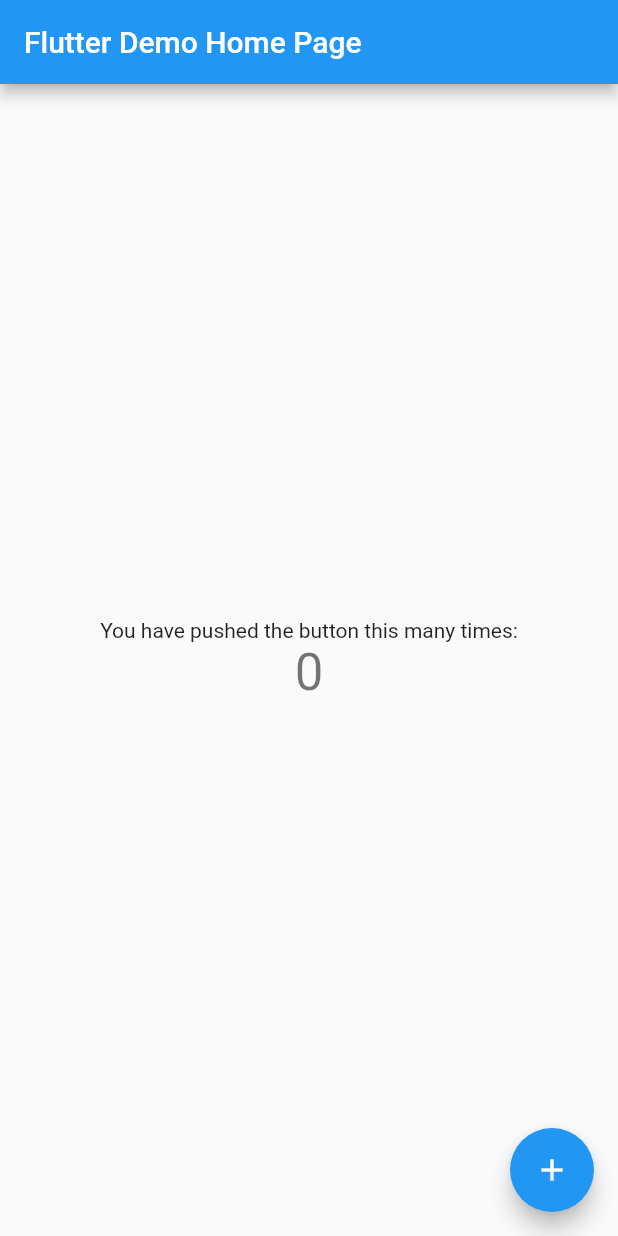
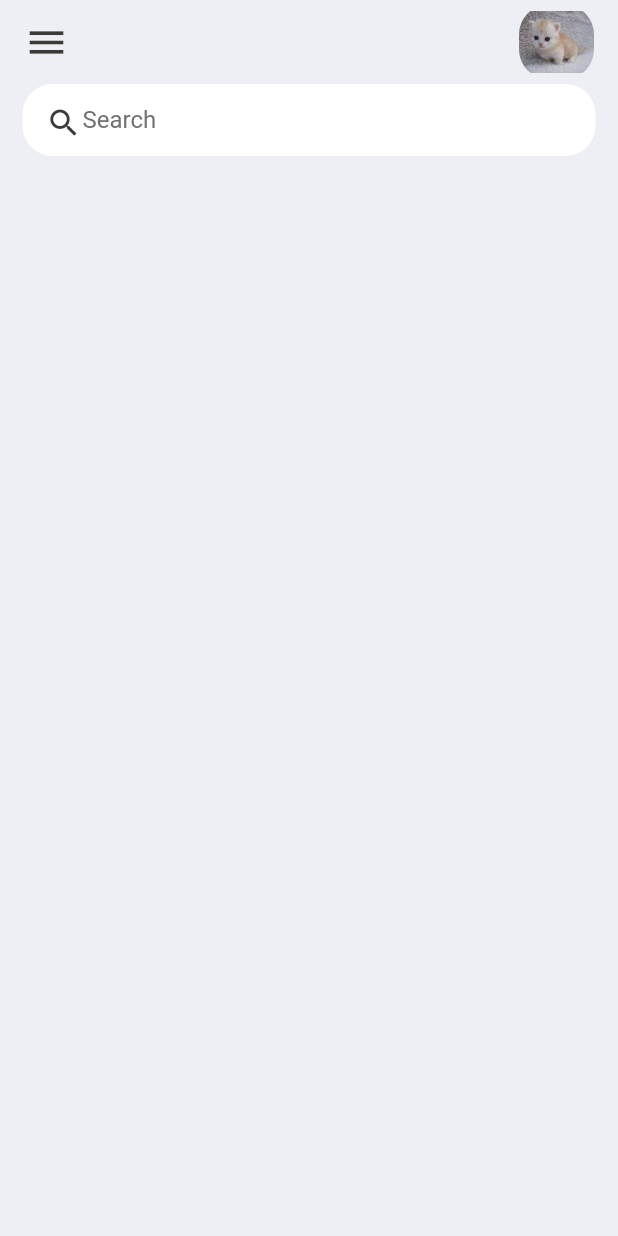
Before and after one commit to keremcanseker/to_do_app-flutter, a Flutter app: the screen it shows after launch, on a phone screen of 412 x 824 dp. Run offline on Flutter 3.47's test engine with Material 2 defaults, Android fonts, the phone set to English and light mode, and no system bars.

Commit message:
search bar and top app bar coded

```diff
--- /dev/null
+++ b/todoapp/lib/constant/colors.dart
@@ -0,0 +1,8 @@
+import 'package:flutter/material.dart';
+
+class ToDoColors {
+  static const Color appbarcolor = Color(0xFFEEEFF5);
+  static const Color menuIconColor = Color(0xFF717171);
+  static const Color tdBlack = Color(0xFF3A3A3A);
+  static const Color tdGrey = Color(0xFF717171);
+}
--- a/todoapp/lib/main.dart
+++ b/todoapp/lib/main.dart
@@ -1,4 +1,6 @@
 import 'package:flutter/material.dart';
+
+import 'package:todoapp/screen/home_page.dart';
 
 void main() {
   runApp(const MyApp());
@@ -10,106 +12,10 @@ class MyApp extends StatelessWidget {
   // This widget is the root of your application.
   @override
   Widget build(BuildContext context) {
-    return MaterialApp(
-      title: 'Flutter Demo',
-      theme: ThemeData(
-        // This is the theme of your application.
-        //
-        // Try running your application with "flutter run". You'll see the
-        // application has a blue toolbar. Then, without quitting the app, try
-        // changing the primarySwatch below to Colors.green and then invoke
-        // "hot reload" (press "r" in the console where you ran "flutter run",
-        // or simply save your changes to "hot reload" in a Flutter IDE).
-        // Notice that the counter didn't reset back to zero; the application
-        // is not restarted.
-        primarySwatch: Colors.blue,
-      ),
-      home: const MyHomePage(title: 'Flutter Demo Home Page'),
+    return const MaterialApp(
+      debugShowCheckedModeBanner: false,
+      title: 'Todoapp',
+      home: Home(),
     );
   }
 }
-
-class MyHomePage extends StatefulWidget {
-  const MyHomePage({super.key, required this.title});
-
-  // This widget is the home page of your application. It is stateful, meaning
-  // that it has a State object (defined below) that contains fields that affect
-  // how it looks.
-
-  // This class is the configuration for the state. It holds the values (in this
-  // case the title) provided by the parent (in this case the App widget) and
-  // used by the build method of the State. Fields in a Widget subclass are
-  // always marked "final".
-
-  final String title;
-
-  @override
-  State<MyHomePage> createState() => _MyHomePageState();
-}
-
-class _MyHomePageState extends State<MyHomePage> {
-  int _counter = 0;
-
-  void _incrementCounter() {
-    setState(() {
-      // This call to setState tells the Flutter framework that something has
-      // changed in this State, which causes it to rerun the build method below
-      // so that the display can reflect the updated values. If we changed
-      // _counter without calling setState(), then the build method would not be
-      // called again, and so nothing would appear to happen.
-      _counter++;
-    });
-  }
-
-  @override
-  Widget build(BuildContext context) {
-    // This method is rerun every time setState is called, for instance as done
-    // by the _incrementCounter method above.
-    //
-    // The Flutter framework has been optimized to make rerunning build methods
-    // fast, so that you can just rebuild anything that needs updating rather
-    // than having to individually change instances of widgets.
-    return Scaffold(
-      appBar: AppBar(
-        // Here we take the value from the MyHomePage object that was created by
-        // the App.build method, and use it to set our appbar title.
-        title: Text(widget.title),
-      ),
-      body: Center(
-        // Center is a layout widget. It takes a single child and positions it
-        // in the middle of the parent.
-        child: Column(
-          // Column is also a layout widget. It takes a list of children and
-          // arranges them vertically. By default, it sizes itself to fit its
-          // children horizontally, and tries to be as tall as its parent.
-          //
-          // Invoke "debug painting" (press "p" in the console, choose the
-          // "Toggle Debug Paint" action from the Flutter Inspector in Android
-          // Studio, or the "Toggle Debug Paint" command in Visual Studio Code)
-          // to see the wireframe for each widget.
-          //
-          // Column has various properties to control how it sizes itself and
-          // how it positions its children. Here we use mainAxisAlignment to
-          // center the children vertically; the main axis here is the vertical
-          // axis because Columns are vertical (the cross axis would be
-          // horizontal).
-          mainAxisAlignment: MainAxisAlignment.center,
-          children: <Widget>[
-            const Text(
-              'You have pushed the button this many times:',
-            ),
-            Text(
-              '$_counter',
-              style: Theme.of(context).textTheme.headline4,
-            ),
-          ],
-        ),
-      ),
-      floatingActionButton: FloatingActionButton(
-        onPressed: _incrementCounter,
-        tooltip: 'Increment',
-        child: const Icon(Icons.add),
-      ), // This trailing comma makes auto-formatting nicer for build methods.
-    );
-  }
-}
--- /dev/null
+++ b/todoapp/lib/screen/home_page.dart
@@ -0,0 +1,65 @@
+import 'package:flutter/material.dart';
+import 'package:todoapp/constant/colors.dart';
+
+class Home extends StatelessWidget {
+  const Home({super.key});
+
+  @override
+  Widget build(BuildContext context) {
+    return Scaffold(
+        backgroundColor: ToDoColors.appbarcolor,
+        appBar: myappbar(),
+        body: Container(
+          padding: EdgeInsets.symmetric(horizontal: 15),
+          child: Column(
+            children: [
+              mysearchbar(),
+            ],
+          ),
+        ));
+  }
+}
+
+Widget mysearchbar() {
+  return Container(
+      padding: EdgeInsets.symmetric(horizontal: 15),
+      decoration: BoxDecoration(
+          borderRadius: BorderRadius.circular(20), color: Colors.white),
+      child: const TextField(
+        decoration: InputDecoration(
+            contentPadding: EdgeInsets.all(0),
+            prefixIcon: Icon(
+              Icons.search,
+              color: ToDoColors.tdBlack,
+            ),
+            prefixIconConstraints: BoxConstraints(maxHeight: 20, minWidth: 25),
+            border: InputBorder.none,
+            hintText: "Search",
+            hintStyle: TextStyle(color: ToDoColors.menuIconColor)),
+      ));
+}
+
+AppBar myappbar() {
+  return AppBar(
+      elevation: 0,
+      backgroundColor: ToDoColors.appbarcolor,
+      title: Row(
+        mainAxisAlignment: MainAxisAlignment.spaceBetween,
+        children: [
+          Icon(
+            Icons.menu,
+            color: ToDoColors.tdBlack,
+            size: 30,
+          ),
+          SizedBox(
+            height: 50,
+            width: 50,
+            //color: Colors.red,
+            child: ClipRRect(
+              borderRadius: BorderRadius.circular(20),
+              child: Image.asset('assets/indir.jpeg'),
+            ),
+          )
+        ],
+      ));
+}
```
Also changed, not shown: todoapp/pubspec.yaml (+4 -7 lines), todoapp/assets/indir.jpeg (added).
